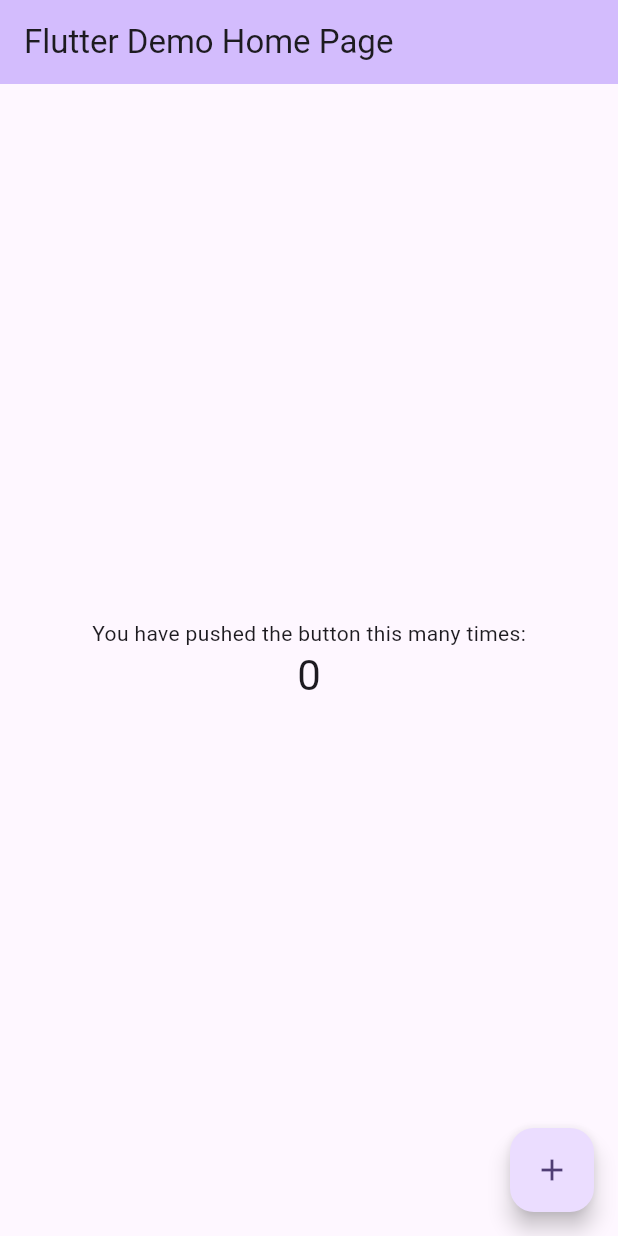
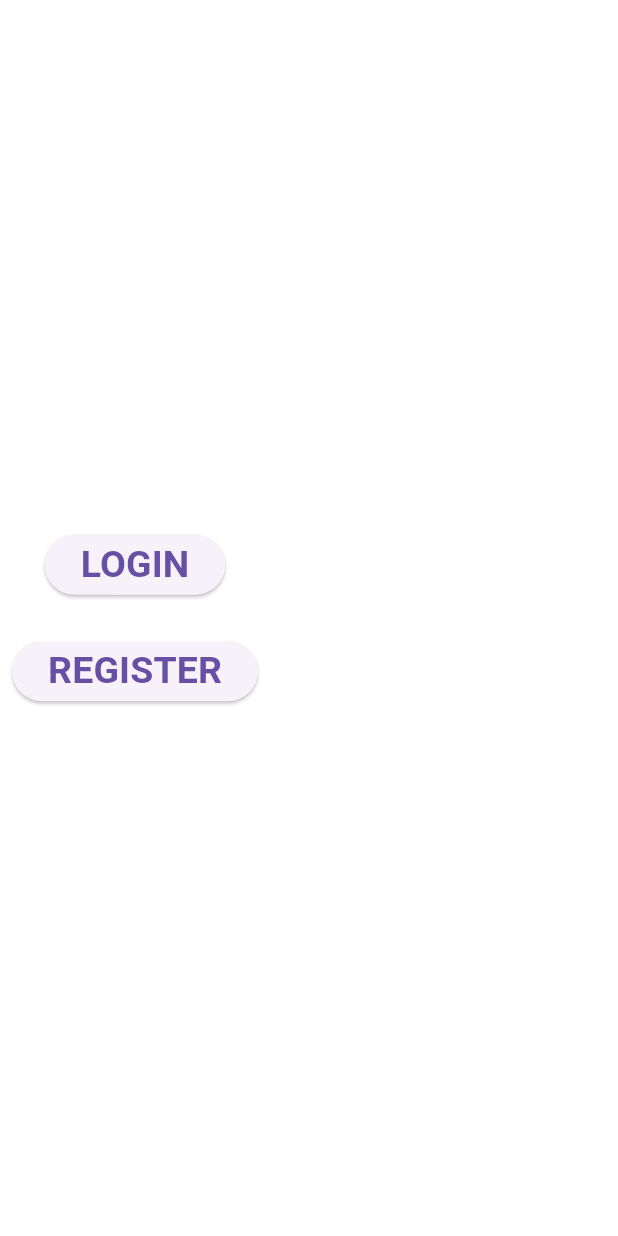
Before and after one commit to dhichiafis/realtime-chatapp-firebase-flutter, a Flutter app: the screen it shows after launch, on a phone screen of 412 x 824 dp. Run offline on Flutter 3.47's test engine with Material 3 defaults, Android fonts, the phone set to English and light mode, and no system bars; our stand-ins replace cloud_firestore, firebase_auth, firebase_core; accounts and stored records are empty.

Commit message:
thirde update

```diff
--- a/lib/main.dart
+++ b/lib/main.dart
@@ -1,125 +1,32 @@
 import 'package:flutter/material.dart';
+import 'package:realtime/firebase_options.dart';
+import 'package:realtime/pages/chatpage.dart';
+import 'package:realtime/pages/loginpage.dart';
+import 'package:realtime/pages/registerpage.dart';
+import 'package:realtime/pages/welcomepage.dart';
+import 'package:firebase_core/firebase_core.dart';
 
-void main() {
+void main() async{
+  WidgetsFlutterBinding.ensureInitialized();
+  await Firebase.initializeApp(
+    options:DefaultFirebaseOptions.currentPlatform
+  );
   runApp(const MyApp());
 }
 
 class MyApp extends StatelessWidget {
   const MyApp({super.key});
 
-  // This widget is the root of your application.
   @override
-  Widget build(BuildContext context) {
+  Widget build(BuildContext context){
     return MaterialApp(
-      title: 'Flutter Demo',
-      theme: ThemeData(
-        // This is the theme of your application.
-        //
-        // TRY THIS: Try running your application with "flutter run". You'll see
-        // the application has a purple toolbar. Then, without quitting the app,
-        // try changing the seedColor in the colorScheme below to Colors.green
-        // and then invoke "hot reload" (save your changes or press the "hot
-        // reload" button in a Flutter-supported IDE, or press "r" if you used
-        // the command line to start the app).
-        //
-        // Notice that the counter didn't reset back to zero; the application
-        // state is not lost during the reload. To reset the state, use hot
-        // restart instead.
-        //
-        // This works for code too, not just values: Most code changes can be
-        // tested with just a hot reload.
-        colorScheme: ColorScheme.fromSeed(seedColor: Colors.deepPurple),
-        useMaterial3: true,
-      ),
-      home: const MyHomePage(title: 'Flutter Demo Home Page'),
+      initialRoute: '/',
+      routes:{
+        '/':(context)=>const MyWelcomePage(),
+        '/login':(context)=>const MyLoginPage(),
+        '/register':(context)=>const MyRegisterPage(),
+        '/chat':(context)=>const MyChatPage()
+      }
     );
   }
 }
-
-class MyHomePage extends StatefulWidget {
-  const MyHomePage({super.key, required this.title});
-
-  // This widget is the home page of your application. It is stateful, meaning
-  // that it has a State object (defined below) that contains fields that affect
-  // how it looks.
-
-  // This class is the configuration for the state. It holds the values (in this
-  // case the title) provided by the parent (in this case the App widget) and
-  // used by the build method of the State. Fields in a Widget subclass are
-  // always marked "final".
-
-  final String title;
-
-  @override
-  State<MyHomePage> createState() => _MyHomePageState();
-}
-
-class _MyHomePageState extends State<MyHomePage> {
-  int _counter = 0;
-
-  void _incrementCounter() {
-    setState(() {
-      // This call to setState tells the Flutter framework that something has
-      // changed in this State, which causes it to rerun the build method below
-      // so that the display can reflect the updated values. If we changed
-      // _counter without calling setState(), then the build method would not be
-      // called again, and so nothing would appear to happen.
-      _counter++;
-    });
-  }
-
-  @override
-  Widget build(BuildContext context) {
-    // This method is rerun every time setState is called, for instance as done
-    // by the _incrementCounter method above.
-    //
-    // The Flutter framework has been optimized to make rerunning build methods
-    // fast, so that you can just rebuild anything that needs updating rather
-    // than having to individually change instances of widgets.
-    return Scaffold(
-      appBar: AppBar(
-        // TRY THIS: Try changing the color here to a specific color (to
-        // Colors.amber, perhaps?) and trigger a hot reload to see the AppBar
-        // change color while the other colors stay the same.
-        backgroundColor: Theme.of(context).colorScheme.inversePrimary,
-        // Here we take the value from the MyHomePage object that was created by
-        // the App.build method, and use it to set our appbar title.
-        title: Text(widget.title),
-      ),
-      body: Center(
-        // Center is a layout widget. It takes a single child and positions it
-        // in the middle of the parent.
-        child: Column(
-          // Column is also a layout widget. It takes a list of children and
-          // arranges them vertically. By default, it sizes itself to fit its
-          // children horizontally, and tries to be as tall as its parent.
-          //
-          // Column has various properties to control how it sizes itself and
-          // how it positions its children. Here we use mainAxisAlignment to
-          // center the children vertically; the main axis here is the vertical
-          // axis because Columns are vertical (the cross axis would be
-          // horizontal).
-          //
-          // TRY THIS: Invoke "debug painting" (choose the "Toggle Debug Paint"
-          // action in the IDE, or press "p" in the console), to see the
-          // wireframe for each widget.
-          mainAxisAlignment: MainAxisAlignment.center,
-          children: <Widget>[
-            const Text(
-              'You have pushed the button this many times:',
-            ),
-            Text(
-              '$_counter',
-              style: Theme.of(context).textTheme.headlineMedium,
-            ),
-          ],
-        ),
-      ),
-      floatingActionButton: FloatingActionButton(
-        onPressed: _incrementCounter,
-        tooltip: 'Increment',
-        child: const Icon(Icons.add),
-      ), // This trailing comma makes auto-formatting nicer for build methods.
-    );
-  }
-}
--- /dev/null
+++ b/lib/pages/welcomepage.dart
@@ -0,0 +1,37 @@
+import 'package:flutter/foundation.dart';
+import 'package:flutter/material.dart';
+
+class MyWelcomePage extends StatefulWidget {
+  const MyWelcomePage({super.key});
+
+  @override
+  State<MyWelcomePage> createState() => _MyWelcomePageState();
+}
+
+class _MyWelcomePageState extends State<MyWelcomePage> {
+  @override
+  Widget build(BuildContext context) {
+    return Scaffold(
+      backgroundColor: Colors.white,
+      body: Padding(
+        padding: const EdgeInsets.all(8.0),
+        child: Column(
+          mainAxisAlignment: MainAxisAlignment.center,
+          crossAxisAlignment: CrossAxisAlignment.center,
+          children: [
+            ElevatedButton(
+
+              onPressed: (){
+                Navigator.pushNamed(context, '/login');
+
+            }, child: const Text('LOGIN',style: TextStyle(fontSize: 25,fontWeight:FontWeight.w600),)),
+            const SizedBox(height: 23,),
+            ElevatedButton(onPressed: (){
+              Navigator.pushNamed(context, '/register');
+            }, child: const Text('REGISTER',style: TextStyle(fontSize: 25,fontWeight: FontWeight.w600),))
+          ],
+        ),
+      ),
+    );
+  }
+}
--- a/pubspec.yaml
+++ b/pubspec.yaml
@@ -35,6 +35,9 @@ dependencies:
   # The following adds the Cupertino Icons font to your application.
   # Use with the CupertinoIcons class for iOS style icons.
   cupertino_icons: ^1.0.8
+  firebase_core: ^3.6.0
+  firebase_auth: ^5.3.1
+  cloud_firestore: ^5.4.4
 
 dev_dependencies:
   flutter_test:
```
Also changed, not shown: lib/pages/chatpage.dart (added, +84 -0 lines), lib/pages/loginpage.dart (added, +88 -0 lines), lib/pages/registerpage.dart (added, +94 -0 lines), lib/firebase_options.dart, pubspec.lock, 4 other files.
